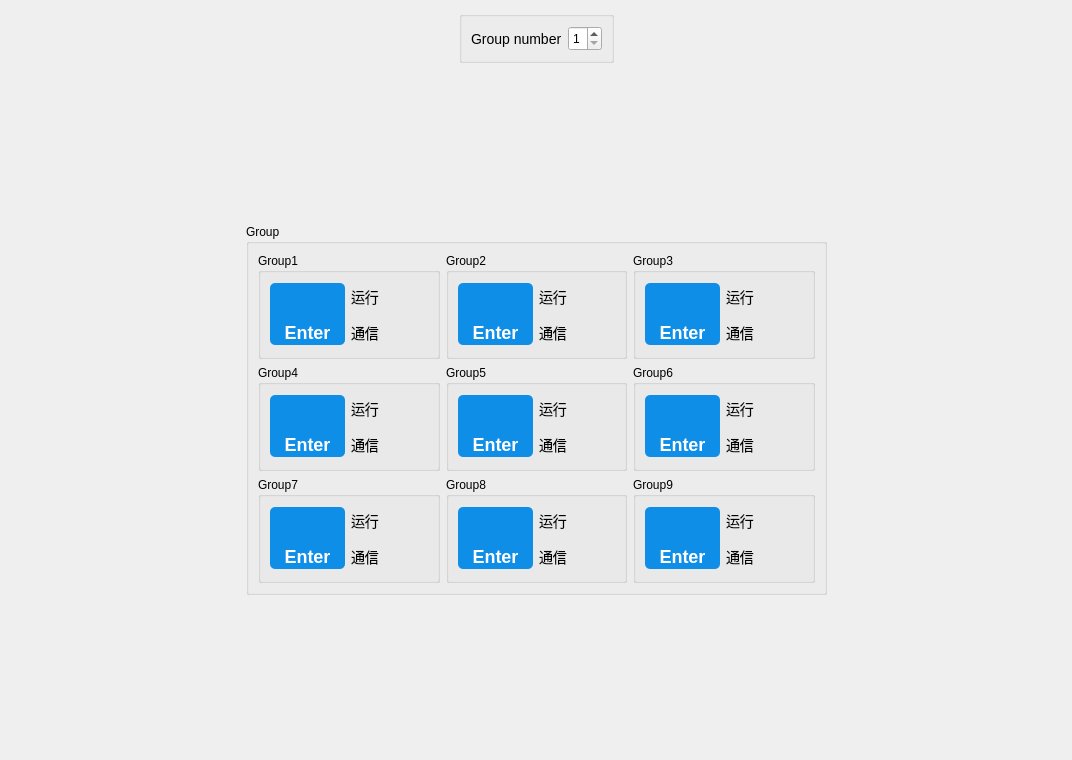
Qt form userui/homewindow.ui (pkzju/QSuperConsole0.1) before a commit.
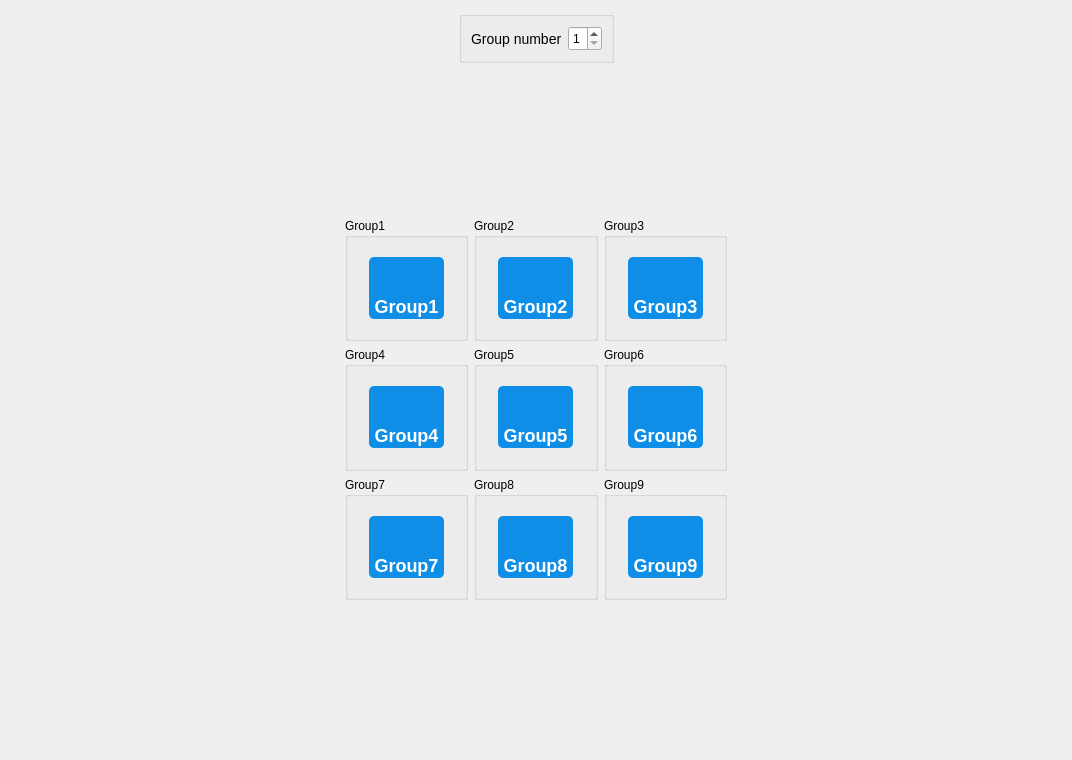
The same form after that commit. Icons and pictures are not drawn. Custom widgets are drawn as their Qt base class.

The edit to the form file:
```diff
--- a/userui/homewindow.ui
+++ b/userui/homewindow.ui
@@ -182,137 +182,106 @@
     </spacer>
    </item>
    <item row="2" column="1" rowspan="2" colspan="2">
-    <widget class="QGroupBox" name="groupBox">
+    <widget class="QFrame" name="frame">
      <property name="minimumSize">
       <size>
-       <width>581</width>
-       <height>371</height>
+       <width>400</width>
+       <height>400</height>
       </size>
      </property>
-     <property name="title">
-      <string>Group</string>
-     </property>
      <layout class="QGridLayout" name="gridLayout_20">
       <item row="0" column="0">
        <widget class="QGroupBox" name="groupBox_2">
         <property name="title">
          <string>Group1</string>
         </property>
-        <layout class="QGridLayout" name="gridLayout_2">
-         <item row="0" column="0">
-          <layout class="QHBoxLayout" name="horizontalLayout">
-           <item>
-            <widget class="QPushButton" name="pushButton_group1">
-             <property name="sizePolicy">
-              <sizepolicy hsizetype="Fixed" vsizetype="Fixed">
-               <horstretch>0</horstretch>
-               <verstretch>0</verstretch>
-              </sizepolicy>
-             </property>
-             <property name="minimumSize">
-              <size>
-               <width>75</width>
-               <height>62</height>
-              </size>
-             </property>
-             <property name="maximumSize">
-              <size>
-               <width>75</width>
-               <height>62</height>
-              </size>
-             </property>
-             <property name="styleSheet">
-              <string notr="true">QPushButton{
-    background-image: url(:/skin/icons/dark/appbar.group.png);
- 
-    background-repeat:no-repeat;
-    background-position: center bottom;
-    background-color: transparent;
-	border-style: none !important;
-	border: none !important;
-	border-radius: 5px;
-    color: white;
-    text-align: center bottom;
-    padding-bottom: 2px;
-	font-size:18px;
-	font-weight: bold;
-
-    background-color: rgb(14, 142, 231);
-	border-style: outset;
-}
-
-QPushButton:hover{
-    background-color:rgb(57, 159, 251);
-    color: white;
-    border: 0px solid rgba(14, 142, 231, 255);
-}
-
-QPushButton:checked{
-    background-color: rgb(0, 125, 213);
-    color: white;
-    border: 0px solid rgba(14, 142, 231, 255);
-}
-
-QPushButton:flat{
-    border: none;
-}
-QPushButton:pressed{
-    background-color: rgb(0, 125, 213);
-}
-
-QPushButton:disabled{
-    background-color: gray;
-}
-
-/*
-QPushButton{
-    background-color: rgb(14, 142, 231);
-	border-style: outset;
-    border-width: 2px;
-	border-radius: 6px;
-    color: white;
-	font-size: 16px;
-	font-weight: bold;
-}
-
-QPushButton:hover{
-    background-color: rgb(57, 159, 251);
-}
-
-
-
-*/</string>
-             </property>
-             <property name="text">
-              <string>Enter</string>
-             </property>
-            </widget>
-           </item>
-           <item>
             <layout class="QGridLayout" name="gridLayout">
              <item row="0" column="0">
-              <widget class="QLabel" name="label">
-               <property name="text">
-                <string>运行</string>
-               </property>
-              </widget>
-             </item>
-             <item row="0" column="1">
-              <widget class="QcwIndicatorLamp" name="widget" native="true"/>
-             </item>
-             <item row="1" column="0">
-              <widget class="QLabel" name="label_2">
+          <widget class="QPushButton" name="pushButton_group1">
+           <property name="sizePolicy">
+            <sizepolicy hsizetype="Fixed" vsizetype="Fixed">
+             <horstretch>0</horstretch>
+             <verstretch>0</verstretch>
+            </sizepolicy>
+           </property>
+           <property name="minimumSize">
+            <size>
+             <width>75</width>
+             <height>62</height>
+            </size>
+           </property>
+           <property name="maximumSize">
+            <size>
+             <width>75</width>
+             <height>62</height>
+            </size>
+           </property>
+           <property name="styleSheet">
+            <string notr="true">QPushButton{
+    background-image: url(:/skin/icons/dark/appbar.group.png);
+ 
+    background-repeat:no-repeat;
+    background-position: center bottom;
+    background-color: transparent;
+	border-style: none !important;
+	border: none !important;
+	border-radius: 5px;
+    color: white;
+    text-align: center bottom;
+    padding-bottom: 2px;
+	font-size:18px;
+	font-weight: bold;
+
+    background-color: rgb(14, 142, 231);
+	border-style: outset;
+}
+
+QPushButton:hover{
+    background-color:rgb(57, 159, 251);
+    color: white;
+    border: 0px solid rgba(14, 142, 231, 255);
+}
+
+QPushButton:checked{
+    background-color: rgb(0, 125, 213);
+    color: white;
+    border: 0px solid rgba(14, 142, 231, 255);
+}
+
+QPushButton:flat{
+    border: none;
+}
+QPushButton:pressed{
+    background-color: rgb(0, 125, 213);
+}
+
+QPushButton:disabled{
+    background-color: gray;
+}
+
+/*
+QPushButton{
+    background-color: rgb(14, 142, 231);
+	border-style: outset;
+    border-width: 2px;
+	border-radius: 6px;
+    color: white;
+	font-size: 16px;
+	font-weight: bold;
+}
+
+QPushButton:hover{
+    background-color: rgb(57, 159, 251);
+}
+
+
+
+*/</string>
+           </property>
                <property name="text">
-                <string>通信</string>
-               </property>
-              </widget>
-             </item>
-             <item row="1" column="1">
-              <widget class="QcwIndicatorLamp" name="widget_2" native="true"/>
-             </item>
-            </layout>
-           </item>
-          </layout>
+            <string>Group1</string>
+           </property>
+          </widget>
          </item>
         </layout>
        </widget>
@@ -322,10 +291,8 @@
         <property name="title">
          <string>Group2</string>
         </property>
-        <layout class="QGridLayout" name="gridLayout_3">
+        <layout class="QGridLayout" name="gridLayout_2">
          <item row="0" column="0">
-          <layout class="QHBoxLayout" name="horizontalLayout_2">
-           <item>
             <widget class="QPushButton" name="pushButton_group2">
              <property name="sizePolicy">
               <sizepolicy hsizetype="Fixed" vsizetype="Fixed">
@@ -408,35 +375,9 @@
 */</string>
              </property>
              <property name="text">
-              <string>Enter</string>
-             </property>
-            </widget>
-           </item>
-           <item>
-            <layout class="QGridLayout" name="gridLayout_4">
-             <item row="0" column="0">
-              <widget class="QLabel" name="label_3">
-               <property name="text">
-                <string>运行</string>
-               </property>
-              </widget>
-             </item>
-             <item row="0" column="1">
-              <widget class="QcwIndicatorLamp" name="widget_3" native="true"/>
-             </item>
-             <item row="1" column="0">
-              <widget class="QLabel" name="label_4">
-               <property name="text">
-                <string>通信</string>
-               </property>
-              </widget>
-             </item>
-             <item row="1" column="1">
-              <widget class="QcwIndicatorLamp" name="widget_4" native="true"/>
-             </item>
-            </layout>
-           </item>
-          </layout>
+            <string>Group2</string>
+           </property>
+          </widget>
          </item>
         </layout>
        </widget>
@@ -446,10 +387,8 @@
         <property name="title">
          <string>Group3</string>
         </property>
-        <layout class="QGridLayout" name="gridLayout_5">
+        <layout class="QGridLayout" name="gridLayout_3">
          <item row="0" column="0">
-          <layout class="QHBoxLayout" name="horizontalLayout_3">
-           <item>
             <widget class="QPushButton" name="pushButton_group3">
              <property name="sizePolicy">
               <sizepolicy hsizetype="Fixed" vsizetype="Fixed">
@@ -532,35 +471,9 @@
 */</string>
              </property>
              <property name="text">
-              <string>Enter</string>
-             </property>
-            </widget>
-           </item>
-           <item>
-            <layout class="QGridLayout" name="gridLayout_6">
-             <item row="0" column="0">
-              <widget class="QLabel" name="label_5">
-               <property name="text">
-                <string>运行</string>
-               </property>
-              </widget>
-             </item>
-             <item row="0" column="1">
-              <widget class="QcwIndicatorLamp" name="widget_5" native="true"/>
-             </item>
-             <item row="1" column="0">
-              <widget class="QLabel" name="label_6">
-               <property name="text">
-                <string>通信</string>
-               </property>
-              </widget>
-             </item>
-             <item row="1" column="1">
-              <widget class="QcwIndicatorLamp" name="widget_6" native="true"/>
-             </item>
-            </layout>
-           </item>
-          </layout>
+            <string>Group3</string>
+           </property>
+          </widget>
          </item>
         </layout>
        </widget>
@@ -572,8 +485,6 @@
         </property>
         <layout class="QGridLayout" name="gridLayout_7">
          <item row="0" column="0">
-          <layout class="QHBoxLayout" name="horizontalLayout_4">
-           <item>
             <widget class="QPushButton" name="pushButton_group4">
              <property name="sizePolicy">
               <sizepolicy hsizetype="Fixed" vsizetype="Fixed">
@@ -656,35 +567,9 @@
 */</string>
              </property>
              <property name="text">
-              <string>Enter</string>
-             </property>
-            </widget>
-           </item>
-           <item>
-            <layout class="QGridLayout" name="gridLayout_8">
-             <item row="0" column="0">
-              <widget class="QLabel" name="label_7">
-               <property name="text">
-                <string>运行</string>
-               </property>
-              </widget>
-             </item>
-             <item row="0" column="1">
-              <widget class="QcwIndicatorLamp" name="widget_7" native="true"/>
-             </item>
-             <item row="1" column="0">
-              <widget class="QLabel" name="label_8">
-               <property name="text">
-                <string>通信</string>
-               </property>
-              </widget>
-             </item>
-             <item row="1" column="1">
-              <widget class="QcwIndicatorLamp" name="widget_8" native="true"/>
-             </item>
-            </layout>
-           </item>
-          </layout>
+            <string>Group4</string>
+           </property>
+          </widget>
          </item>
         </layout>
        </widget>
@@ -694,10 +579,8 @@
         <property name="title">
          <string>Group5</string>
         </property>
-        <layout class="QGridLayout" name="gridLayout_9">
+        <layout class="QGridLayout" name="gridLayout_6">
          <item row="0" column="0">
-          <layout class="QHBoxLayout" name="horizontalLayout_5">
-           <item>
             <widget class="QPushButton" name="pushButton_group5">
              <property name="sizePolicy">
               <sizepolicy hsizetype="Fixed" vsizetype="Fixed">
@@ -780,35 +663,9 @@
 */</string>
              </property>
              <property name="text">
-              <string>Enter</string>
-             </property>
-            </widget>
-           </item>
-           <item>
-            <layout class="QGridLayout" name="gridLayout_10">
-             <item row="0" column="0">
-              <widget class="QLabel" name="label_9">
-               <property name="text">
-                <string>运行</string>
-               </property>
-              </widget>
-             </item>
-             <item row="0" column="1">
-              <widget class="QcwIndicatorLamp" name="widget_9" native="true"/>
-             </item>
-             <item row="1" column="0">
-              <widget class="QLabel" name="label_10">
-               <property name="text">
-                <string>通信</string>
-               </property>
-              </widget>
-             </item>
-             <item row="1" column="1">
-              <widget class="QcwIndicatorLamp" name="widget_10" native="true"/>
-             </item>
-            </layout>
-           </item>
-          </layout>
+            <string>Group5</string>
+           </property>
+          </widget>
          </item>
         </layout>
        </widget>
@@ -818,10 +675,8 @@
         <property name="title">
          <string>Group6</string>
         </property>
-        <layout class="QGridLayout" name="gridLayout_11">
+        <layout class="QGridLayout" name="gridLayout_4">
          <item row="0" column="0">
-          <layout class="QHBoxLayout" name="horizontalLayout_6">
-           <item>
             <widget class="QPushButton" name="pushButton_group6">
              <property name="sizePolicy">
               <sizepolicy hsizetype="Fixed" vsizetype="Fixed">
@@ -904,35 +759,9 @@
 */</string>
              </property>
              <property name="text">
-              <string>Enter</string>
-             </property>
-            </widget>
-           </item>
-           <item>
-            <layout class="QGridLayout" name="gridLayout_12">
-             <item row="0" column="0">
-              <widget class="QLabel" name="label_11">
-               <property name="text">
-                <string>运行</string>
-               </property>
-              </widget>
-             </item>
-             <item row="0" column="1">
-              <widget class="QcwIndicatorLamp" name="widget_11" native="true"/>
-             </item>
-             <item row="1" column="0">
-              <widget class="QLabel" name="label_12">
-               <property name="text">
-                <string>通信</string>
-               </property>
-              </widget>
-             </item>
-             <item row="1" column="1">
-              <widget class="QcwIndicatorLamp" name="widget_12" native="true"/>
-             </item>
-            </layout>
-           </item>
-          </layout>
+            <string>Group6</string>
+           </property>
+          </widget>
          </item>
         </layout>
        </widget>
@@ -942,10 +771,8 @@
         <property name="title">
          <string>Group7</string>
         </property>
-        <layout class="QGridLayout" name="gridLayout_13">
+        <layout class="QGridLayout" name="gridLayout_8">
          <item row="0" column="0">
-          <layout class="QHBoxLayout" name="horizontalLayout_7">
-           <item>
             <widget class="QPushButton" name="pushButton_group7">
              <property name="sizePolicy">
               <sizepolicy hsizetype="Fixed" vsizetype="Fixed">
@@ -1028,35 +855,9 @@
 */</string>
              </property>
              <property name="text">
-              <string>Enter</string>
-             </property>
-            </widget>
-           </item>
-           <item>
-            <layout class="QGridLayout" name="gridLayout_14">
-             <item row="0" column="0">
-              <widget class="QLabel" name="label_13">
-               <property name="text">
-                <string>运行</string>
-               </property>
-              </widget>
-             </item>
-             <item row="0" column="1">
-              <widget class="QcwIndicatorLamp" name="widget_13" native="true"/>
-             </item>
-             <item row="1" column="0">
-              <widget class="QLabel" name="label_14">
-               <property name="text">
-                <string>通信</string>
-               </property>
-              </widget>
-             </item>
-             <item row="1" column="1">
-              <widget class="QcwIndicatorLamp" name="widget_14" native="true"/>
-             </item>
-            </layout>
-           </item>
-          </layout>
+            <string>Group7</string>
+           </property>
+          </widget>
          </item>
         </layout>
        </widget>
@@ -1066,10 +867,8 @@
         <property name="title">
          <string>Group8</string>
         </property>
-        <layout class="QGridLayout" name="gridLayout_15">
+        <layout class="QGridLayout" name="gridLayout_9">
          <item row="0" column="0">
-          <layout class="QHBoxLayout" name="horizontalLayout_8">
-           <item>
             <widget class="QPushButton" name="pushButton_group8">
              <property name="sizePolicy">
               <sizepolicy hsizetype="Fixed" vsizetype="Fixed">
@@ -1152,35 +951,9 @@
 */</string>
              </property>
              <property name="text">
-              <string>Enter</string>
-             </property>
-            </widget>
-           </item>
-           <item>
-            <layout class="QGridLayout" name="gridLayout_16">
-             <item row="0" column="0">
-              <widget class="QLabel" name="label_15">
-               <property name="text">
-                <string>运行</string>
-               </property>
-              </widget>
-             </item>
-             <item row="0" column="1">
-              <widget class="QcwIndicatorLamp" name="widget_15" native="true"/>
-             </item>
-             <item row="1" column="0">
-              <widget class="QLabel" name="label_16">
-               <property name="text">
-                <string>通信</string>
-               </property>
-              </widget>
-             </item>
-             <item row="1" column="1">
-              <widget class="QcwIndicatorLamp" name="widget_16" native="true"/>
-             </item>
-            </layout>
-           </item>
-          </layout>
+            <string>Group8</string>
+           </property>
+          </widget>
          </item>
         </layout>
        </widget>
@@ -1190,10 +963,8 @@
         <property name="title">
          <string>Group9</string>
         </property>
-        <layout class="QGridLayout" name="gridLayout_17">
+        <layout class="QGridLayout" name="gridLayout_5">
          <item row="0" column="0">
-          <layout class="QHBoxLayout" name="horizontalLayout_9">
-           <item>
             <widget class="QPushButton" name="pushButton_group9">
              <property name="sizePolicy">
               <sizepolicy hsizetype="Fixed" vsizetype="Fixed">
@@ -1276,37 +1047,11 @@
 */</string>
              </property>
              <property name="text">
-              <string>Enter</string>
+            <string>Group9</string>
              </property>
             </widget>
            </item>
-           <item>
-            <layout class="QGridLayout" name="gridLayout_19">
-             <item row="0" column="0">
-              <widget class="QLabel" name="label_18">
-               <property name="text">
-                <string>运行</string>
-               </property>
-              </widget>
-             </item>
-             <item row="0" column="1">
-              <widget class="QcwIndicatorLamp" name="widget_17" native="true"/>
-             </item>
-             <item row="1" column="0">
-              <widget class="QLabel" name="label_19">
-               <property name="text">
-                <string>通信</string>
-               </property>
-              </widget>
-             </item>
-             <item row="1" column="1">
-              <widget class="QcwIndicatorLamp" name="widget_18" native="true"/>
-             </item>
-            </layout>
-           </item>
-          </layout>
-         </item>
-        </layout>
+        </layout>
        </widget>
       </item>
      </layout>
@@ -1340,14 +1085,6 @@
    </item>
   </layout>
  </widget>
- <customwidgets>
-  <customwidget>
-   <class>QcwIndicatorLamp</class>
-   <extends>QWidget</extends>
-   <header location="global">lamp/qcw_indicatorlamp.h</header>
-   <container>1</container>
-  </customwidget>
- </customwidgets>
  <resources/>
  <connections/>
 </ui>
```
Left out of the diff: 52 changed lines with no effect on the pictures. Lines whose indentation alone changed are shown as unchanged.
